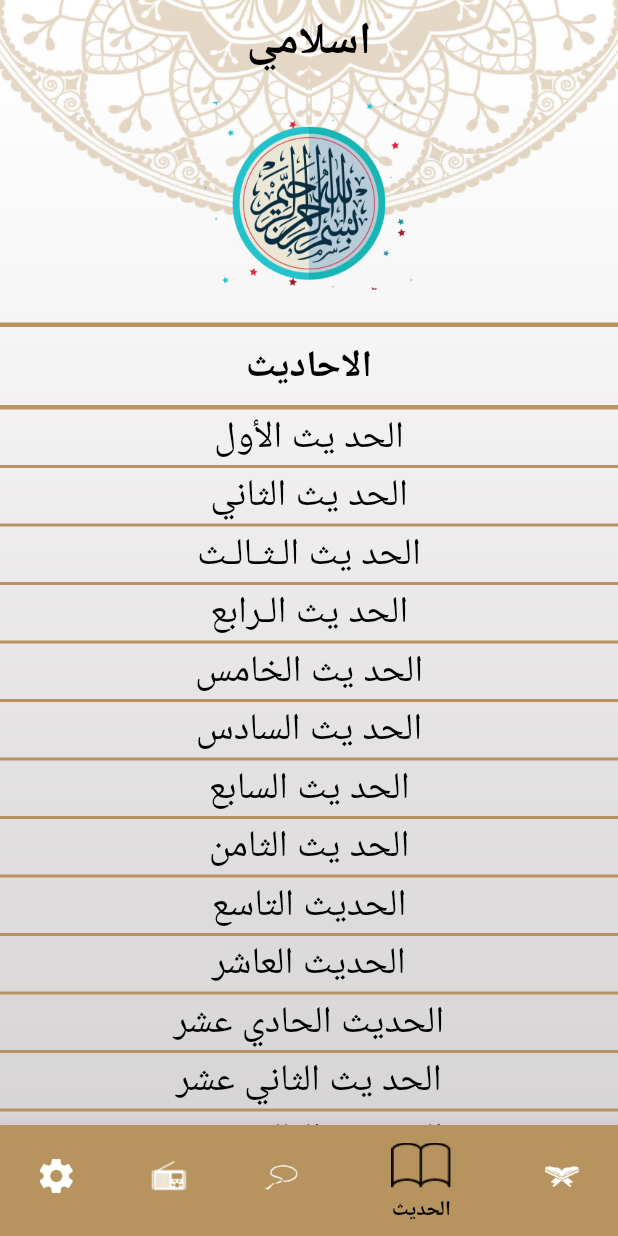
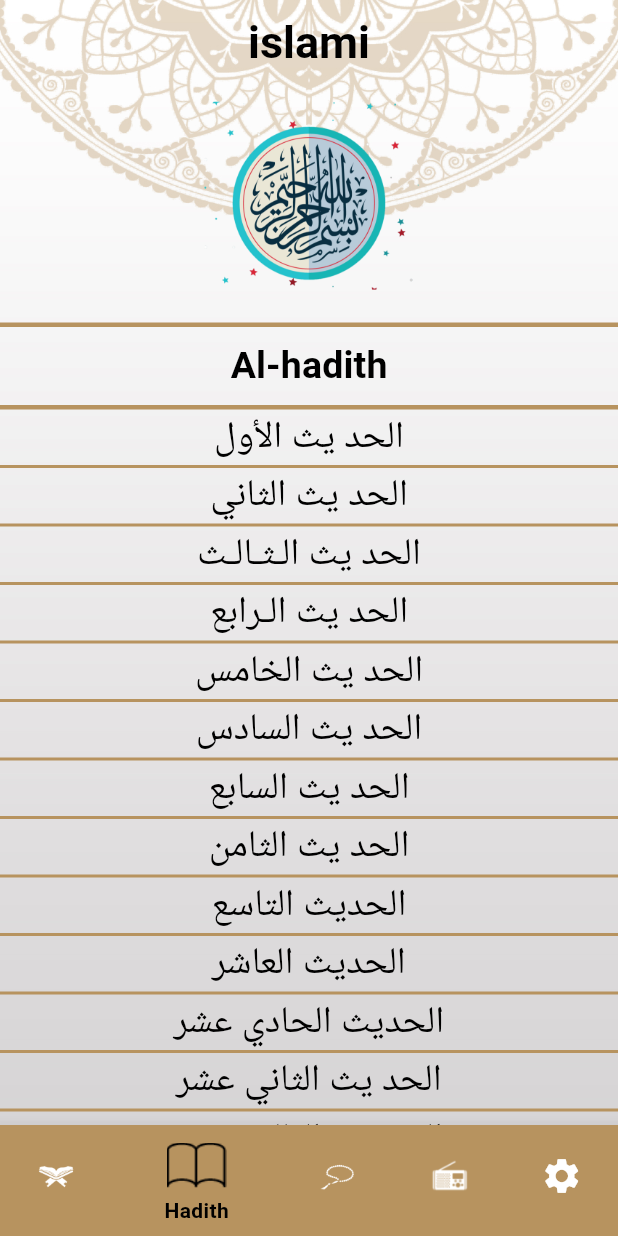
Before and after one commit to osos2511/quran_app, a Flutter app: the screen it shows after launch, item 2 of the bottom bar chosen, on a phone screen of 412 x 824 dp. Run offline on Flutter 3.47's test engine with Material 3 defaults, Android fonts, the phone set to English and light mode, and no system bars; generated files the repository leaves out were written again.

Commit message:
+ localizations + sebha ui

```diff
--- a/lib/my_app/my_app.dart
+++ b/lib/my_app/my_app.dart
@@ -26,7 +26,7 @@ class MyApp extends StatelessWidget {
         Locale('en'), // English
         Locale('ar'), // Arabic
       ],
-      locale: Locale('ar'),
+      locale: Locale('en'),
       routes: {
         RoutesManager.homeRoute: (_) => HomeScreen(),
         RoutesManager.splashRoute: (_) => const SplashScreen(),
```
